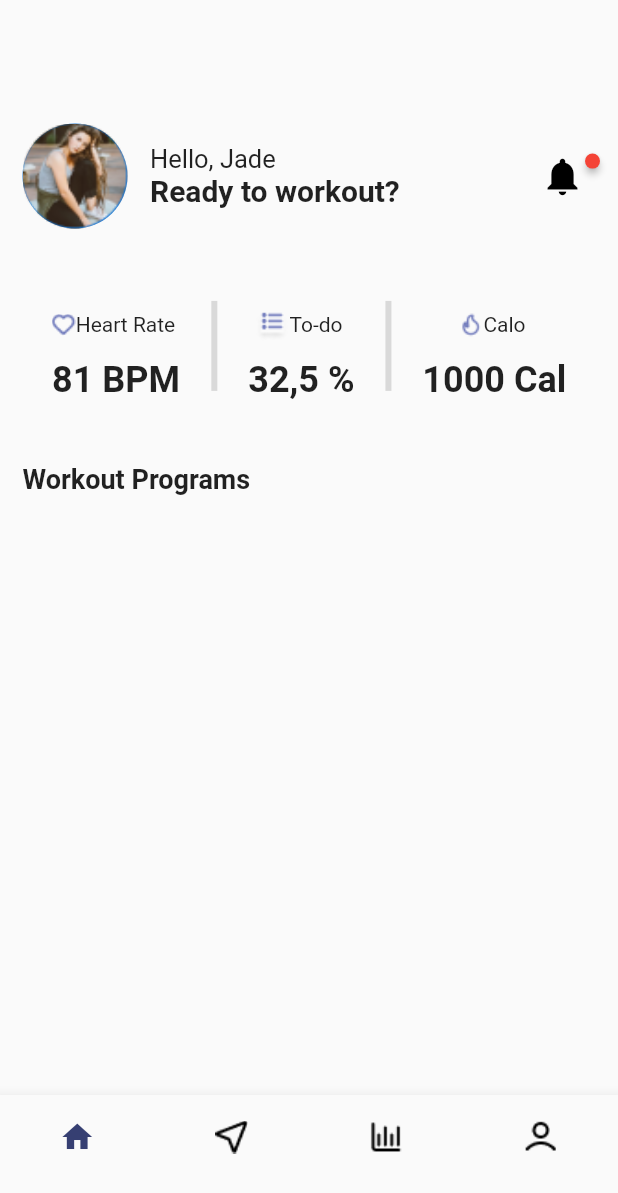
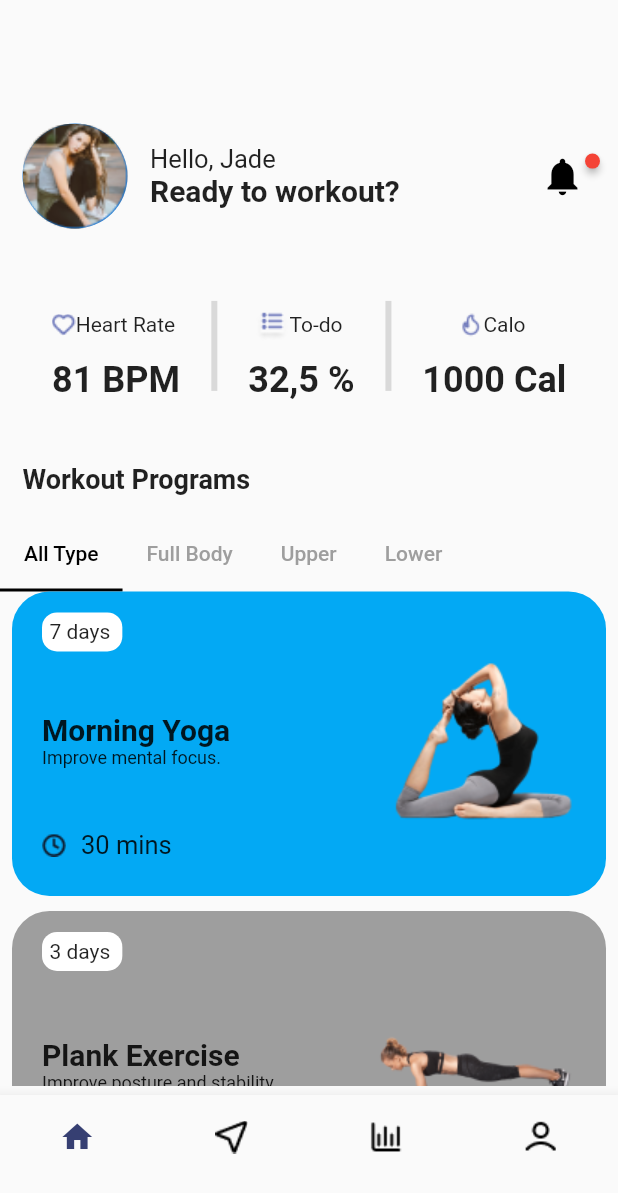
Before and after one commit to youssefAnwar87/quiz_flutter, a Flutter app: the screen it shows after launch, on a phone screen of 412 x 824 dp. Shown: the top 1193 px of the screen. Run offline on Flutter 3.47's test engine with Material 2 defaults, Android fonts, the phone set to English and light mode, and no system bars; drawn by our look-alikes of badges; our stand-ins replace carousel_slider.

Commit message:
Finished Second Screen :)

```diff
--- /dev/null
+++ b/lib/screens/secondScreen/containers.dart
@@ -0,0 +1,74 @@
+import 'package:flutter/material.dart';
+import 'package:quiz_flutter/utils/app_assets.dart';
+
+class item extends StatelessWidget {
+  String text1;
+  String text2;
+  String text3;
+  String ImagePath;
+  Color color;
+   item({required this.text1,required this.text2,required this.text3,required this.ImagePath,required this.color});
+
+  @override
+  Widget build(BuildContext context) {
+    return  Container(
+      margin: EdgeInsets.symmetric(horizontal: 8,vertical: 0),
+      padding: EdgeInsets.symmetric(horizontal: 20,vertical: 14),
+      decoration: BoxDecoration(
+        color: color,
+        borderRadius: BorderRadius.circular(25),
+      ),
+      child: Column(
+        crossAxisAlignment: CrossAxisAlignment.stretch,
+        children: [
+          Row(
+            children: [
+              Container(
+                  padding: EdgeInsets.all(5),
+                  width: MediaQuery.of(context).size.width*0.13,
+                  decoration: BoxDecoration(
+                      color: Colors.white,
+                      borderRadius: BorderRadius.circular(10)
+                  ),
+                  child: Text(text1)),
+            ],
+          ),
+          Row(
+            children: [
+              Column(
+                crossAxisAlignment: CrossAxisAlignment.start,
+                children: [
+                  Text(text2,style: TextStyle(
+                      fontSize: 20,
+                      fontWeight: FontWeight.bold
+                  ),),
+                  Text(text3,style: TextStyle(
+                      fontSize: 12,
+                      fontWeight: FontWeight.normal
+                  )
+                  ),
+                ],
+              ),
+              Spacer(),
+              Image.asset(ImagePath),
+            ],
+          ),
+          Padding(
+            padding: const EdgeInsets.only(bottom: 10),
+            child: Row(
+              children: [
+                Image.asset(AppAssets.clock),
+                SizedBox(width: 10,),
+                Text("30 mins",style: TextStyle(
+                    fontWeight: FontWeight.normal,
+                    fontSize: 17
+                ),),
+              ],
+            ),
+          )
+        ],
+      ),
+
+    );
+  }
+}
--- a/lib/screens/secondScreen/home.dart
+++ b/lib/screens/secondScreen/home.dart
@@ -1,4 +1,5 @@
 import 'package:flutter/material.dart';
+import 'package:quiz_flutter/screens/secondScreen/tabBar.dart';
 import 'package:quiz_flutter/utils/app_assets.dart';
 import 'package:badges/badges.dart' as badges;
 
@@ -152,18 +153,20 @@ class _HomeScreenState extends State<HomeScreen> {
                   ),
                 ],
               ),
-
-
             ],
           ),
-          SizedBox(height: MediaQuery.of(context).size.height*0.05,),
+          SizedBox(
+            height: MediaQuery.of(context).size.height * 0.05,
+          ),
           Padding(
             padding: const EdgeInsets.only(left: 15.0),
-            child: Text("Workout Programs",style: TextStyle(
-                fontSize: 18,
-                fontWeight: FontWeight.bold
-            ),),
+            child: Text(
+              "Workout Programs",
+              style: TextStyle(fontSize: 18, fontWeight: FontWeight.bold),
+            ),
           ),
+          SizedBox(height: MediaQuery.of(context).size.height*0.02,),
+          MyTabBar(),
         ],
       ),
     );
--- /dev/null
+++ b/lib/screens/secondScreen/tabBar.dart
@@ -0,0 +1,124 @@
+import 'package:flutter/material.dart';
+import 'package:quiz_flutter/screens/secondScreen/containers.dart';
+import 'package:quiz_flutter/utils/app_assets.dart';
+
+class MyTabBar extends StatefulWidget {
+  @override
+  _MyTabBarState createState() => _MyTabBarState();
+}
+
+class _MyTabBarState extends State<MyTabBar> with SingleTickerProviderStateMixin {
+  late TabController _tabController;
+
+  @override
+  void initState() {
+    super.initState();
+    _tabController = TabController(length: 4, vsync: this);
+  }
+
+  @override
+  Widget build(BuildContext context) {
+    return Column(
+      children: [
+        Row(
+          mainAxisAlignment: MainAxisAlignment.start,
+          children: [
+            TabBar(
+                padding: EdgeInsets.only(left: 0), // Adjust the value as needed
+              controller: _tabController,
+              isScrollable: true,
+              indicatorColor: Colors.black, // Color of the selected tab indicator
+              labelColor: Colors.black, // Color of the selected tab label
+              unselectedLabelColor: Colors.grey,
+// Color of unselected tab labels
+              tabs: [
+                Tab(text: 'All Type'),
+                Tab(text: 'Full Body'),
+                Tab(text: 'Upper'),
+                Tab(text: 'Lower'),
+              ],
+              onTap: (index) {
+                // Handle tab selection here
+              },
+            ),
+          ],
+        ),
+        Container(
+          height: MediaQuery.of(context).size.height * 0.4, // Adjust the height as needed
+          child: TabBarView(
+            controller: _tabController,
+            children: [
+              // Content for the 'All Type' tab
+              buildListView1(),
+              // Content for the 'Full Body' tab
+              buildListView2(),
+              // Content for the 'Upper' tab
+              buildListView3(),
+              // Content for the 'Lower' tab
+              buildListView4(),
+            ],
+          ),
+        ),
+      ],
+    );
+  }
+List<Widget>Containers1 =[
+ item(text2:"Morning Yoga" ,text3:"Improve mental focus." ,text1 : "7 days" ,ImagePath:AppAssets.morningYoga ,color: Colors.lightBlue,),
+ item(text1:"3 days" ,text2:"Plank Exercise" ,text3:"Improve posture and stability." ,ImagePath: AppAssets.pngwing,color: Colors.grey ,),
+];
+  List<Widget>Containers2=[
+    item(text2:"Morning Yoga" ,text3:"Improve mental focus." ,text1 : "7 days" ,ImagePath:AppAssets.morningYoga ,color: Colors.green,),
+    item(text1:"3 days" ,text2:"Plank Exercise" ,text3:"Improve posture and stability." ,ImagePath: AppAssets.pngwing,color: Colors.orange ,),
+  ];
+  List<Widget>Containers3=[
+    item(text2:"Morning Yoga" ,text3:"Improve mental focus." ,text1 : "7 days" ,ImagePath:AppAssets.morningYoga ,color: Colors.purple,),
+    item(text1:"3 days" ,text2:"Plank Exercise" ,text3:"Improve posture and stability." ,ImagePath: AppAssets.pngwing,color: Colors.brown ,),
+  ];
+  List<Widget>Containers4=[
+    item(text2:"Morning Yoga" ,text3:"Improve mental focus." ,text1 : "7 days" ,ImagePath:AppAssets.morningYoga ,color: Colors.lightGreen,),
+    item(text1:"3 days" ,text2:"Plank Exercise" ,text3:"Improve posture and stability." ,ImagePath: AppAssets.pngwing,color: Colors.tealAccent ,),
+  ];
+  // Replace this with your actual content for each tab
+  Widget buildListView1() {
+    return ListView.separated(
+      separatorBuilder: (_,int)=>SizedBox(height: 10,),
+      itemCount: 10, // Replace with your actual item count
+      itemBuilder: (context, index) {
+        return Containers1[index%2];
+      },
+    );
+  }
+  Widget buildListView2() {
+    return ListView.separated(
+      separatorBuilder: (_,int)=>SizedBox(height: 10,),
+      itemCount: 10, // Replace with your actual item count
+      itemBuilder: (context, index) {
+        return Containers2[index%2];
+      },
+    );
+  }
+  Widget buildListView3() {
+    return ListView.separated(
+      separatorBuilder: (_,int)=>SizedBox(height: 10,),
+      itemCount: 10, // Replace with your actual item count
+      itemBuilder: (context, index) {
+        return Containers3[index%2];
+      },
+    );
+  }
+  Widget buildListView4() {
+    return ListView.separated(
+      separatorBuilder: (_,int)=>SizedBox(height: 10,),
+      itemCount: 10, // Replace with your actual item count
+      itemBuilder: (context, index) {
+        return Containers4[index%2];
+      },
+    );
+  }
+
+  @override
+  void dispose() {
+    _tabController.dispose();
+    super.dispose();
+  }
+}
--- a/lib/utils/app_assets.dart
+++ b/lib/utils/app_assets.dart
@@ -19,5 +19,8 @@ abstract class AppAssets{
   static String heart="${imagePath}heart.png";
   static String list="${imagePath}list.png";
   static String fire="${imagePath}fire.png";
+  static String morningYoga="${imagePath}morningYoga.png";
+  static String pngwing="${imagePath}pngwing1.png";
+  static String clock="${imagePath}clock.png";
 
 }
```
Also changed, not shown: assets1/images/2.0x/clock@2x.png (added), assets1/images/2.0x/morningYoga@2x.png (added), assets1/images/2.0x/pngwing1@2x.png (added), assets1/images/3.0x/clock@3x.png (added), assets1/images/3.0x/morningYoga@3x.png (added), assets1/images/3.0x/pngwing1@3x.png (added), assets1/images/clock.png (added), assets1/images/morningYoga.png (added), assets1/images/pngwing1.png (added).
